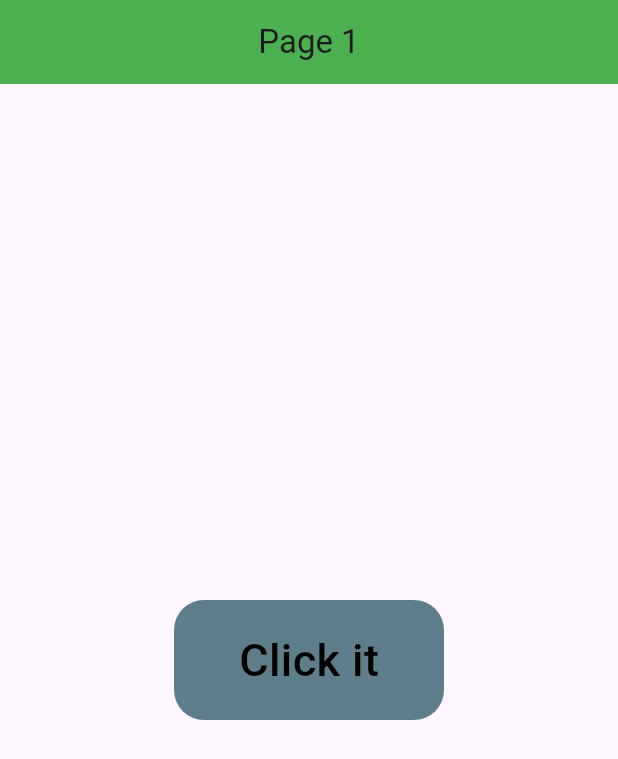
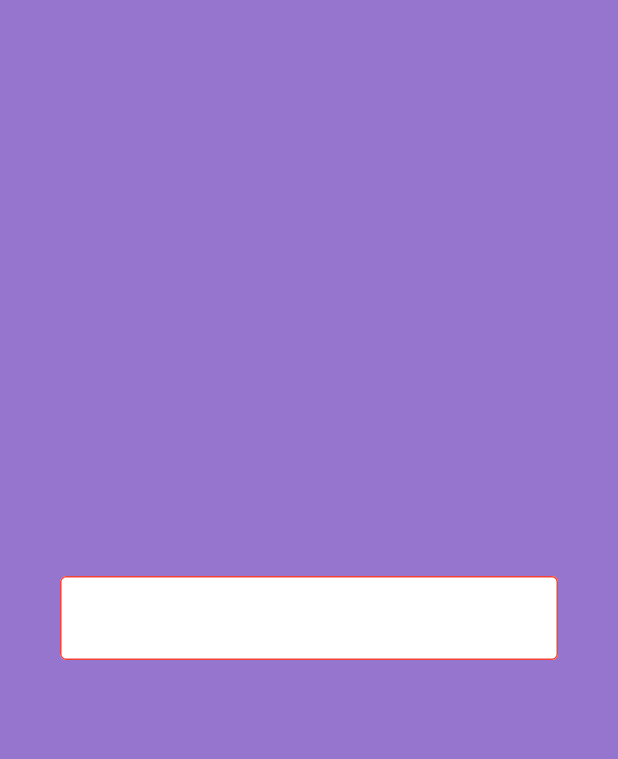
Before and after one commit to azizbekyokhubov1999/widgets_flutter_practise, a Flutter app: the screen it shows after launch, on a phone screen of 412 x 824 dp. Shown: the top 759 px of the screen. Run offline on Flutter 3.47's test engine with Material 3 defaults, Android fonts, the phone set to English and light mode, and no system bars.

Commit message:
for video 6 | text fields

```diff
--- a/lib/main.dart
+++ b/lib/main.dart
@@ -2,6 +2,7 @@ import 'package:flutter/material.dart';
 import 'package:widgets_flutter_practise/pages/home_page.dart';
 import 'package:widgets_flutter_practise/pages/my_buttons.dart';
 import 'package:widgets_flutter_practise/pages/page_1.dart';
+import 'package:widgets_flutter_practise/pages/text_field.dart';
 
 void main() {
   runApp(const MyApp());
@@ -19,7 +20,7 @@ class MyApp extends StatelessWidget {
         colorScheme: ColorScheme.fromSeed(seedColor: Colors.deepPurple),
         useMaterial3: true,
       ),
-      home: Page1()
+      home: TextField1()
     );
   }
 }
--- /dev/null
+++ b/lib/pages/text_field.dart
@@ -0,0 +1,33 @@
+import 'package:flutter/material.dart';
+
+class TextField1 extends StatelessWidget {
+  const TextField1 ({super.key});
+
+  @override
+  Widget build(BuildContext context) {
+    return Scaffold(
+      backgroundColor: Colors.deepPurple[300],
+      body: Padding(
+        padding: const EdgeInsets.only(left: 40, right: 40),
+        child: Center(
+          child: TextField(
+            decoration: InputDecoration(
+              enabledBorder: OutlineInputBorder(
+                borderSide: BorderSide(
+                    color: Colors.red
+                ),
+              ),
+              focusedBorder: OutlineInputBorder(
+                borderSide: BorderSide(
+                  color: Colors.yellow
+                )
+              ),
+              filled: true,
+              fillColor: Colors.white,
+            ),
+          ),
+        ),
+      ),
+    );
+  }
+}
```
